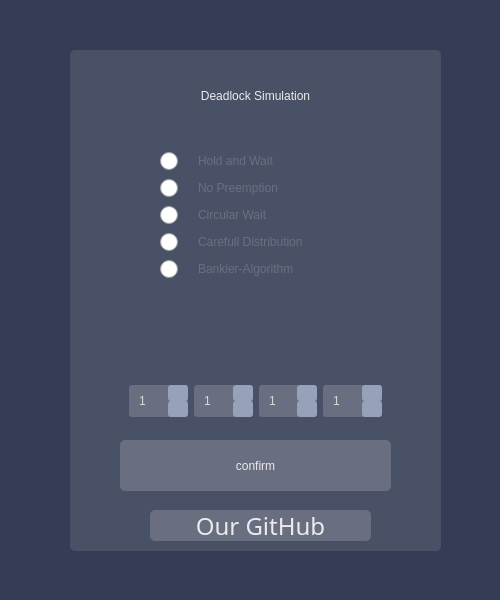
breathTake/Deadlocks-Algorithm-Simulation, file DeadLocks-Final-Test/Dialogs/startdialog.ui: the form before one commit.
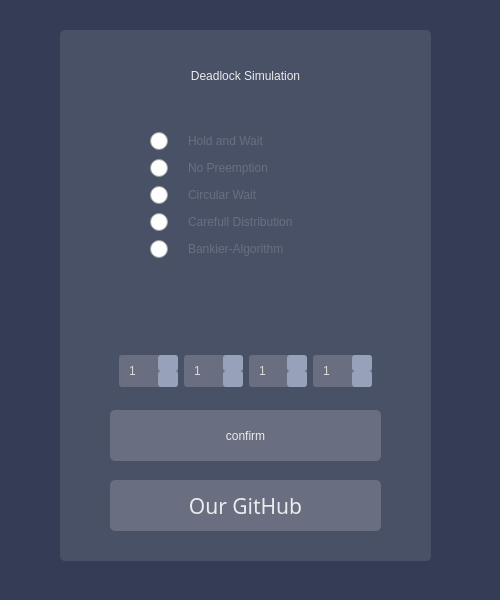
The form after the commit. Icons and pictures are not drawn.

```diff
--- a/DeadLocks-Final-Test/Dialogs/startdialog.ui
+++ b/DeadLocks-Final-Test/Dialogs/startdialog.ui
@@ -29,8 +29,8 @@
   <widget class="QFrame" name="frame">
    <property name="geometry">
     <rect>
-     <x>150</x>
-     <y>140</y>
+     <x>140</x>
+     <y>120</y>
      <width>231</width>
      <height>151</height>
     </rect>
@@ -240,8 +240,8 @@
   <widget class="QPushButton" name="startSimulationButton">
    <property name="geometry">
     <rect>
-     <x>120</x>
-     <y>440</y>
+     <x>110</x>
+     <y>410</y>
      <width>271</width>
      <height>51</height>
     </rect>
@@ -274,10 +274,10 @@
   <widget class="QLabel" name="label_background">
    <property name="geometry">
     <rect>
-     <x>70</x>
-     <y>50</y>
+     <x>60</x>
+     <y>30</y>
      <width>371</width>
-     <height>501</height>
+     <height>531</height>
     </rect>
    </property>
    <property name="styleSheet">
@@ -291,8 +291,8 @@
   <widget class="QLabel" name="label_Header">
    <property name="geometry">
     <rect>
-     <x>120</x>
-     <y>80</y>
+     <x>110</x>
+     <y>60</y>
      <width>271</width>
      <height>31</height>
     </rect>
@@ -313,8 +313,8 @@
   <widget class="QFrame" name="frame_2">
    <property name="geometry">
     <rect>
-     <x>120</x>
-     <y>310</y>
+     <x>110</x>
+     <y>280</y>
      <width>271</width>
      <height>116</height>
     </rect>
@@ -601,16 +601,16 @@
   <widget class="QPushButton" name="openGithubButton">
    <property name="geometry">
     <rect>
-     <x>150</x>
-     <y>510</y>
-     <width>221</width>
-     <height>31</height>
+     <x>110</x>
+     <y>480</y>
+     <width>271</width>
+     <height>51</height>
     </rect>
    </property>
    <property name="font">
     <font>
      <family>Futura Hv BT</family>
-     <pointsize>18</pointsize>
+     <pointsize>16</pointsize>
      <italic>false</italic>
      <bold>false</bold>
      <strikeout>false</strikeout>
```
Left out of the diff: 4 changed lines with no effect on the pictures.
